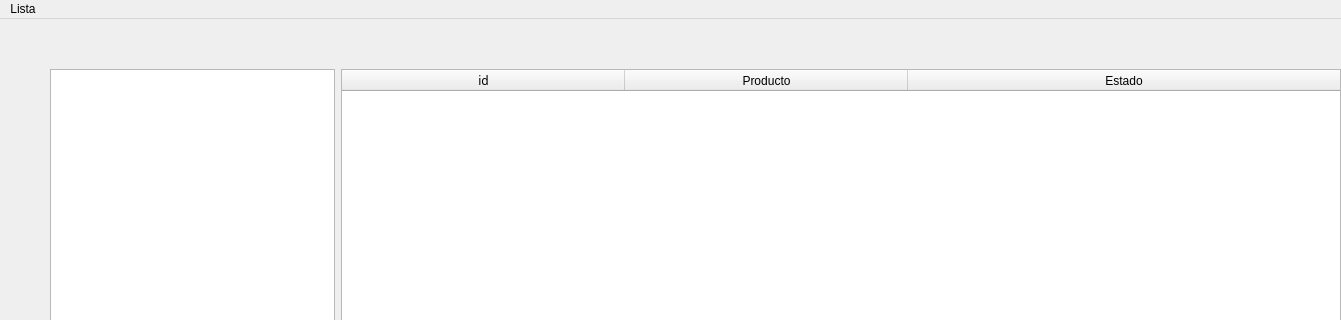
Above: formulario.ui from pacomun/pyqt_compras before the change; both pictures show x 0 to 1341 and y 0 to 320 of the 1341 by 764 pixel window. Below: the same form after it.
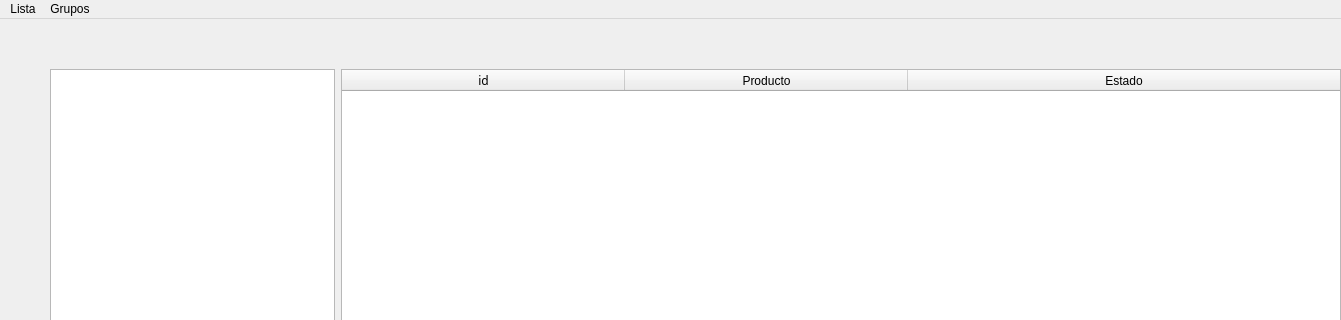
That is the form after the change.

Commit message: Crear nuevo grupo.

Patch:
```diff
--- a/formulario.ui
+++ b/formulario.ui
@@ -130,7 +130,14 @@
     </property>
     <addaction name="menu_limpiar_lista"/>
    </widget>
+   <widget class="QMenu" name="menuGrupos">
+    <property name="title">
+     <string>Grupos</string>
+    </property>
+    <addaction name="menu_nuevo_grupo"/>
+   </widget>
    <addaction name="menuLista"/>
+   <addaction name="menuGrupos"/>
   </widget>
   <widget class="QStatusBar" name="statusbar"/>
   <action name="menu_limpiar_lista">
```
Left out of the diff: 10 changed lines with no effect on the pictures. The commit also changes 3 other files.
